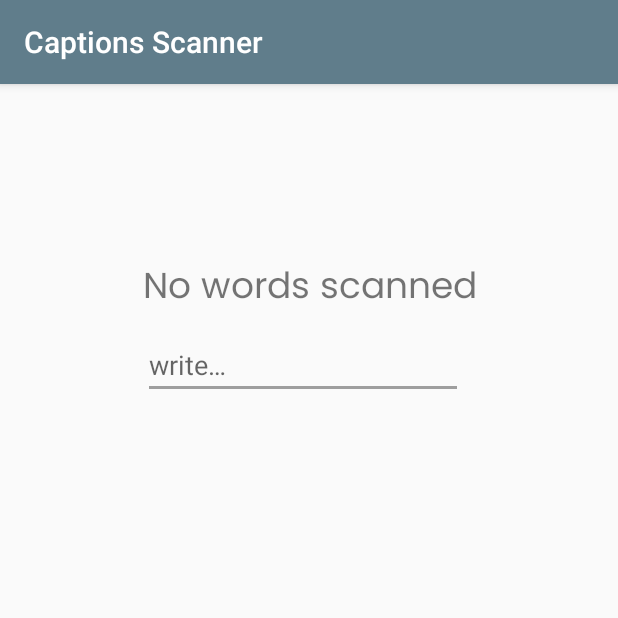
After one commit to Dohmanlechx/Captions-Scanner, an Android app: the GameActivity screen opened directly, with no data from a screen before it, on a phone screen of 412 x 824 dp, the top half of it. The commit adds this screen. Run offline under Robolectric (Android 15) with nearby library versions, the phone set to English and light mode, and no system bars.

Commit message:
GameActivity layout created

```diff
--- a/app/src/main/AndroidManifest.xml
+++ b/app/src/main/AndroidManifest.xml
@@ -14,7 +14,7 @@
         android:supportsRtl="true"
         android:theme="@style/AppTheme">
         <activity
-            android:name="com.dohman.captionsscanner.MainActivity"
+            android:name=".MainActivity"
             android:theme="@style/AppTheme.NoActionBar">
             <intent-filter>
                 <action android:name="android.intent.action.VIEW" />
@@ -31,14 +31,15 @@
             android:name="preloaded_fonts"
             android:resource="@array/preloaded_fonts" />
 
-        <activity android:name="com.dohman.captionsscanner.WordActivity" />
+        <activity android:name=".WordActivity" />
 
         <uses-library
             android:name="org.apache.http.legacy"
             android:required="false" />
 
-        <activity android:name="com.dohman.captionsscanner.StoredWordsActivity" />
-        <activity android:name="com.dohman.captionsscanner.SettingsActivity" />
+        <activity android:name=".StoredWordsActivity" />
+        <activity android:name=".SettingsActivity" />
+        <activity android:name=".GameActivity"></activity>
     </application>
 
 </manifest>
--- /dev/null
+++ b/app/src/main/java/com/dohman/captionsscanner/GameActivity.java
@@ -0,0 +1,13 @@
+package com.dohman.captionsscanner;
+
+import android.support.v7.app.AppCompatActivity;
+import android.os.Bundle;
+
+public class GameActivity extends AppCompatActivity {
+
+    @Override
+    protected void onCreate(Bundle savedInstanceState) {
+        super.onCreate(savedInstanceState);
+        setContentView(R.layout.activity_game);
+    }
+}
--- /dev/null
+++ b/app/src/main/res/layout/activity_game.xml
@@ -0,0 +1,50 @@
+<?xml version="1.0" encoding="utf-8"?>
+<android.support.constraint.ConstraintLayout xmlns:android="http://schemas.android.com/apk/res/android"
+    xmlns:app="http://schemas.android.com/apk/res-auto"
+    xmlns:tools="http://schemas.android.com/tools"
+    android:layout_width="match_parent"
+    android:layout_height="match_parent"
+    tools:context=".GameActivity">
+
+    <TextView
+        android:id="@+id/tv_title"
+        android:layout_width="wrap_content"
+        android:layout_height="wrap_content"
+        android:layout_marginStart="8dp"
+        android:layout_marginTop="100dp"
+        android:layout_marginEnd="8dp"
+        android:layout_marginBottom="8dp"
+        android:fontFamily="@font/poppins"
+        android:text="@string/title_noword"
+        android:textSize="24sp"
+        app:layout_constraintBottom_toBottomOf="parent"
+        app:layout_constraintEnd_toEndOf="parent"
+        app:layout_constraintHorizontal_bias="0.504"
+        app:layout_constraintStart_toStartOf="parent"
+        app:layout_constraintTop_toTopOf="parent"
+        app:layout_constraintVertical_bias="0.027" />
+
+    <EditText
+        android:id="@+id/editText"
+        android:layout_width="wrap_content"
+        android:layout_height="wrap_content"
+        android:layout_marginTop="8dp"
+        android:ems="10"
+        android:hint="@string/reply"
+        android:inputType="textPersonName"
+        app:layout_constraintStart_toStartOf="@+id/tv_title"
+        app:layout_constraintTop_toBottomOf="@+id/tv_title"
+        tools:ignore="Autofill" />
+
+    <TextView
+        android:id="@+id/result"
+        android:layout_width="wrap_content"
+        android:layout_height="wrap_content"
+        android:layout_marginBottom="8dp"
+        android:fontFamily="@font/roboto"
+        android:textSize="16sp"
+        android:visibility="invisible"
+        app:layout_constraintBottom_toTopOf="@+id/tv_title"
+        app:layout_constraintStart_toStartOf="@+id/tv_title" />
+
+</android.support.constraint.ConstraintLayout>
--- a/app/src/main/res/values/strings.xml
+++ b/app/src/main/res/values/strings.xml
@@ -26,6 +26,9 @@
     <string name="banned">Application currently disabled due to suspected abuse.</string>
     <string name="store_fail">Failed to store word</string>
     <string name="saved_word">Word stored!</string>
+    <!--GAMEACTIVITY-->
+    <string name="title_noword">No words scanned</string>
+    <string name="reply">write…</string>
     <!--STOREDWORDSACTIVITY-->
     <string name="no_data">No words scanned</string>
     <!--WARNING DIALOG-->
```
Also changed, not shown: 6 other files.
